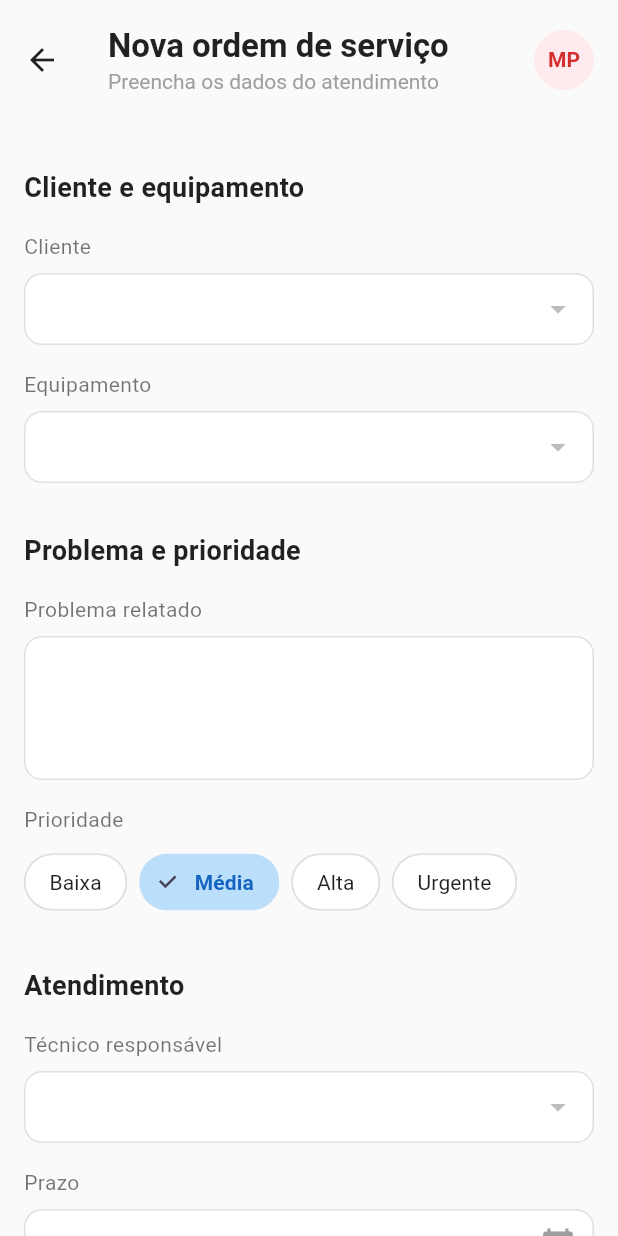
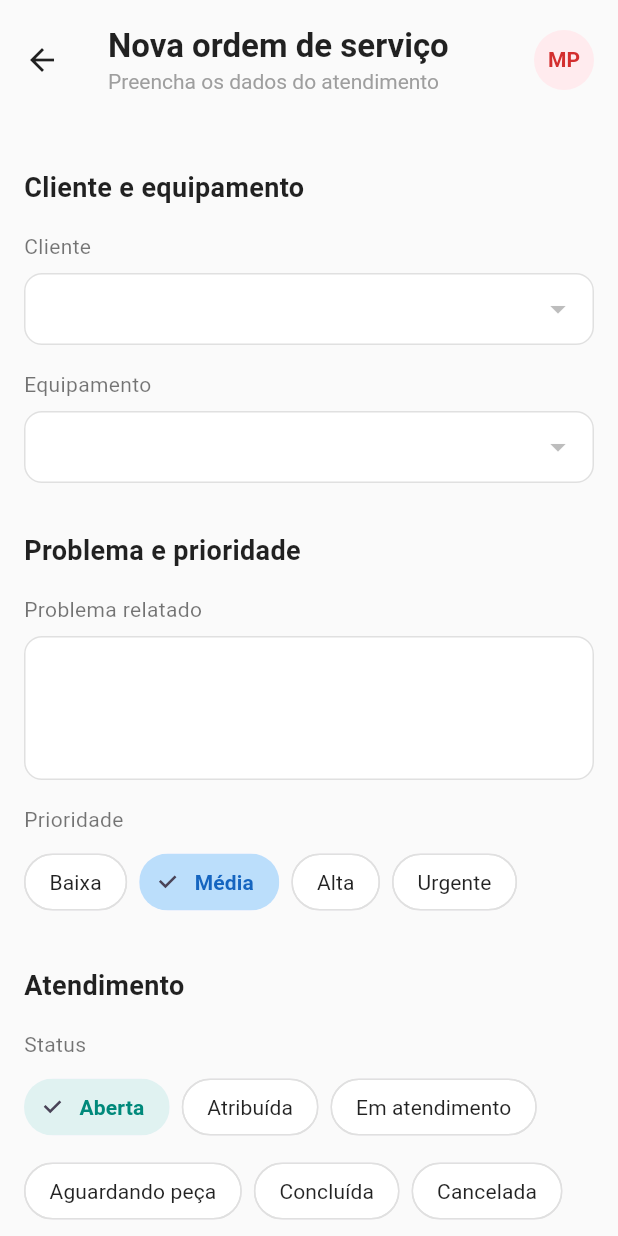
Before and after one commit to RozangelaPeixoto/fluxos, a Flutter app: the WorkOrderFormScreen screen opened directly, on a phone screen of 412 x 824 dp. Run offline on Flutter 3.47's test engine with Material 3 defaults, Android fonts, the phone set to English and light mode, and no system bars; our stand-ins replace image_picker, mask_text_input_formatter, sqflite, sqflite_common_ffi; accounts and stored records are empty.

Commit message:
feat: validacoes adicionais, reordenacao de campos e estilo no form da OS

```diff
--- a/lib/screens/work_order_form_screen.dart
+++ b/lib/screens/work_order_form_screen.dart
@@ -160,6 +160,10 @@ class _WorkOrderFormScreenState extends State<WorkOrderFormScreen> {
   }
 
   bool _validateStatusTransition() {
+    if (_status == 'Atribuída' && _technicianId == null) {
+      ScaffoldMessenger.of(context).showSnackBar(const SnackBar(content: Text('Para o status "Atribuída", um técnico responsável é obrigatório.'), backgroundColor: Colors.red));
+      return false;
+    }
     if (_status == 'Em atendimento' && _technicianId == null) {
       ScaffoldMessenger.of(context).showSnackBar(const SnackBar(content: Text('Para o status "Em atendimento", um técnico responsável é obrigatório.'), backgroundColor: Colors.red));
       return false;
@@ -210,7 +214,6 @@ class _WorkOrderFormScreenState extends State<WorkOrderFormScreen> {
     return InputDecoration(
       filled: true,
       fillColor: Colors.white,
-      hoverColor: Colors.grey.shade50,
       contentPadding: const EdgeInsets.symmetric(horizontal: 16, vertical: 12),
       border: OutlineInputBorder(borderRadius: BorderRadius.circular(12), borderSide: BorderSide(color: Colors.grey.shade300)),
       enabledBorder: OutlineInputBorder(borderRadius: BorderRadius.circular(12), borderSide: BorderSide(color: Colors.grey.shade300)),
@@ -334,6 +337,44 @@ class _WorkOrderFormScreenState extends State<WorkOrderFormScreen> {
 
               const SizedBox(height: 16),
               _buildSectionTitle('Atendimento'),
+              const Text('Status', style: TextStyle(color: Colors.black54)),
+              const SizedBox(height: 8),
+              Wrap(
+                spacing: 8,
+                runSpacing: 8,
+                children: ['Aberta', 'Atribuída', 'Em atendimento', 'Aguardando peça', 'Concluída', 'Cancelada'].map((s) {
+                  final isSelected = _status == s;
+
+                  Color? selColor;
+                  Color? selLabelColor;
+                  if (isSelected) {
+                    switch (s) {
+                      case 'Aberta': selColor = Colors.teal.shade50; selLabelColor = Colors.teal.shade600; break;
+                      case 'Atribuída': selColor = Colors.purple.shade50; selLabelColor = Colors.purple.shade600; break;
+                      case 'Em atendimento': selColor = Colors.blue.shade50; selLabelColor = Colors.blue.shade700; break;
+                      case 'Aguardando peça': selColor = Colors.orange.shade50; selLabelColor = Colors.orange.shade700; break;
+                      case 'Concluída': selColor = Colors.green.shade50; selLabelColor = Colors.green.shade700; break;
+                      case 'Cancelada': selColor = Colors.red.shade50; selLabelColor = Colors.red.shade700; break;
+                    }
+                  }
+
+                  return ChoiceChip(
+                    label: Text(s),
+                    selected: isSelected,
+                    onSelected: (selected) {
+                      if (selected) setState(() => _status = s);
+                    },
+                    selectedColor: selColor,
+                    labelStyle: TextStyle(
+                      color: isSelected ? selLabelColor : Colors.black87,
+                      fontWeight: isSelected ? FontWeight.bold : FontWeight.normal,
+                    ),
+                    backgroundColor: Colors.white,
+                    shape: RoundedRectangleBorder(borderRadius: BorderRadius.circular(20), side: BorderSide(color: isSelected ? Colors.transparent : Colors.grey.shade300)),
+                  );
+                }).toList(),
+              ),
+              const SizedBox(height: 16),
               const Text('Técnico responsável', style: TextStyle(color: Colors.black54)),
               const SizedBox(height: 8),
               DropdownButtonFormField<String>(
@@ -355,30 +396,6 @@ class _WorkOrderFormScreenState extends State<WorkOrderFormScreen> {
                     ),
                   ),
                 ),
-              ),
-              const SizedBox(height: 16),
-              const Text('Status', style: TextStyle(color: Colors.black54)),
-              const SizedBox(height: 8),
-              Wrap(
-                spacing: 8,
-                runSpacing: 8,
-                children: ['Aberta', 'Atribuída', 'Em atendimento', 'Aguardando peça', 'Concluída', 'Cancelada'].map((s) {
-                  final isSelected = _status == s;
-                  return ChoiceChip(
-                    label: Text(s),
-                    selected: isSelected,
-                    onSelected: (selected) {
-                      if (selected) setState(() => _status = s);
-                    },
-                    selectedColor: s == 'Cancelada' ? Colors.red.shade50 : (isSelected ? Colors.blue.shade50 : null),
-                    labelStyle: TextStyle(
-                      color: isSelected ? (s == 'Cancelada' ? Colors.red.shade700 : Colors.blue.shade700) : Colors.black87,
-                      fontWeight: isSelected ? FontWeight.bold : FontWeight.normal,
-                    ),
-                    backgroundColor: Colors.white,
-                    shape: RoundedRectangleBorder(borderRadius: BorderRadius.circular(20), side: BorderSide(color: isSelected ? Colors.transparent : Colors.grey.shade300)),
-                  );
-                }).toList(),
               ),
 
               const SizedBox(height: 16),
```
